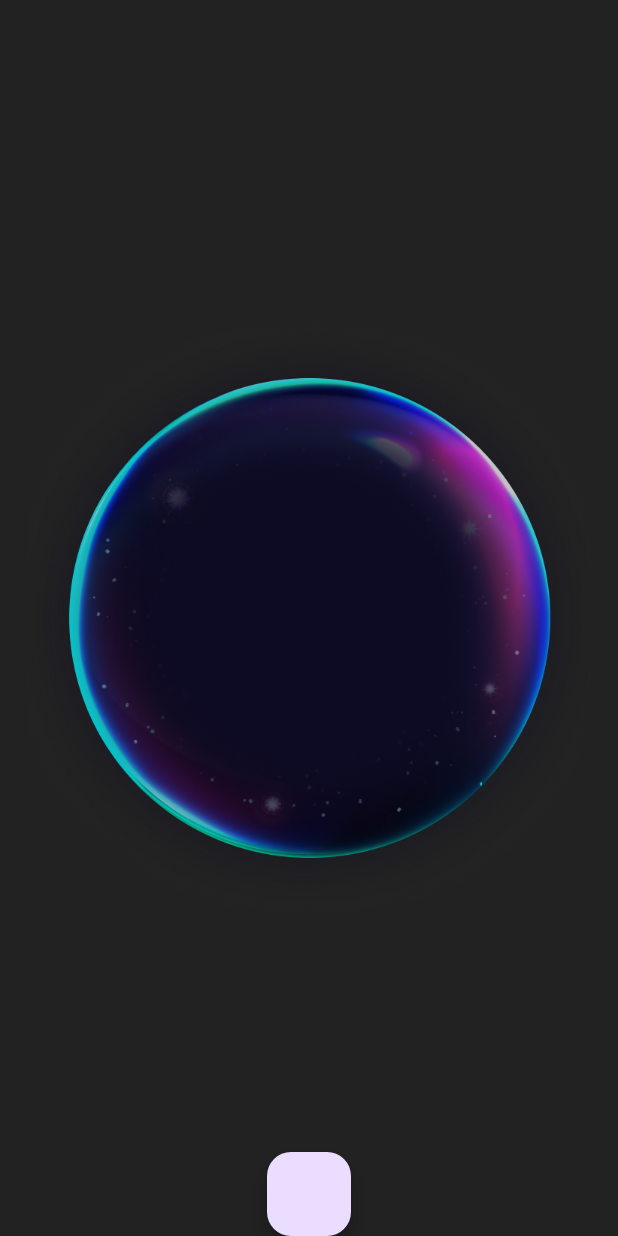
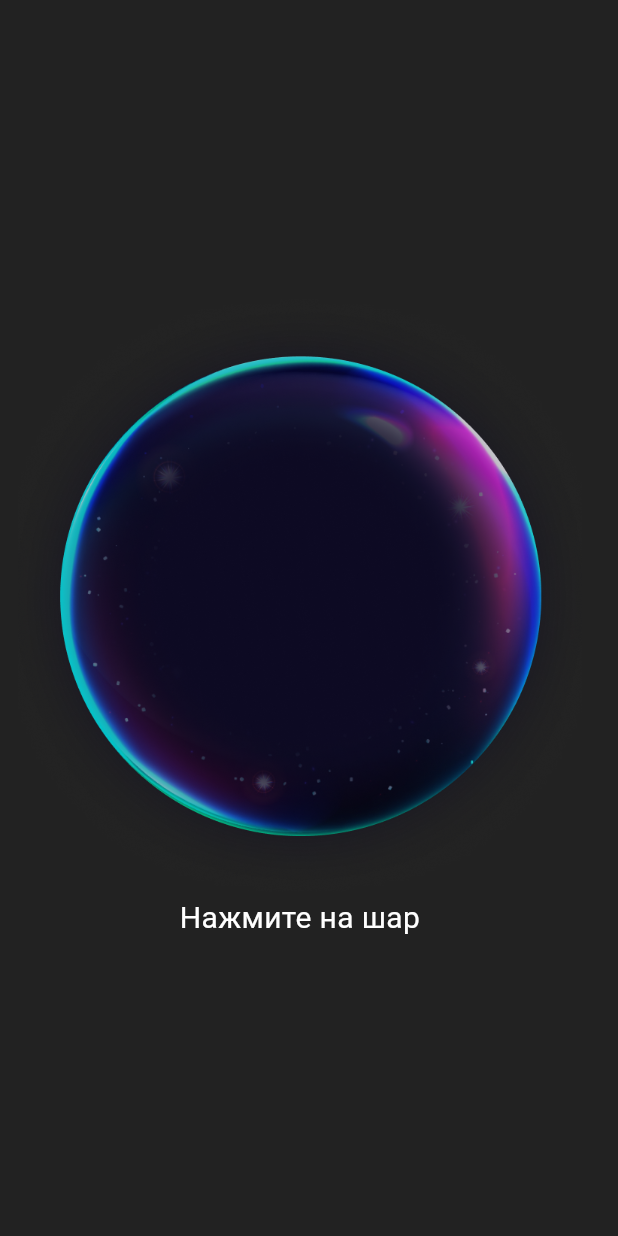
Before and after one commit to Cherreshnya/magic_ball_surf, a Flutter app: the screen it shows after launch, on a phone screen of 412 x 824 dp. Run offline on Flutter 3.47's test engine with Material 2 defaults, Android fonts, the phone set to English and light mode, and no system bars; network calls fail.

Commit message:
onTap вместо кнопки

```diff
--- a/lib/screen/magic_ball_screen.dart
+++ b/lib/screen/magic_ball_screen.dart
@@ -22,7 +22,8 @@ class _MagicBallScreenState extends State<MagicBallScreen> {
   Widget build(BuildContext context) {
     return Scaffold(
       backgroundColor: Colors.black87,
-      body: Center(
+      body: Column(mainAxisAlignment: MainAxisAlignment.center, children: [
+        InkWell(
           child: Container(
             decoration: BoxDecoration(
               image: DecorationImage(
@@ -32,10 +33,7 @@ class _MagicBallScreenState extends State<MagicBallScreen> {
             height: 400,
             width: 400,
           ),
-      ),
-      floatingActionButtonLocation: FloatingActionButtonLocation.centerDocked,
-      floatingActionButton: FloatingActionButton(
-        onPressed: () {
+          onTap: () {
             FutureBuilder<dynamic>(
               future: answer,
               builder: (context, snapshot) {
@@ -50,15 +48,16 @@ class _MagicBallScreenState extends State<MagicBallScreen> {
               },
             );
           },
-        child: null,
         ),
+        Text(
+          "Нажмите на шар",
+          style: TextStyle(
+            color: Colors.white,
+            fontSize: 20,
+          ),
+          textAlign: TextAlign.center,
+        )
+      ]),
     );
   }
-
-// Scaffold _openAnswer() {
-//   return Scaffold(
-//       body:
-//
-//   );
-// }
 }
```
Lines whose indentation alone changed are shown as unchanged.
